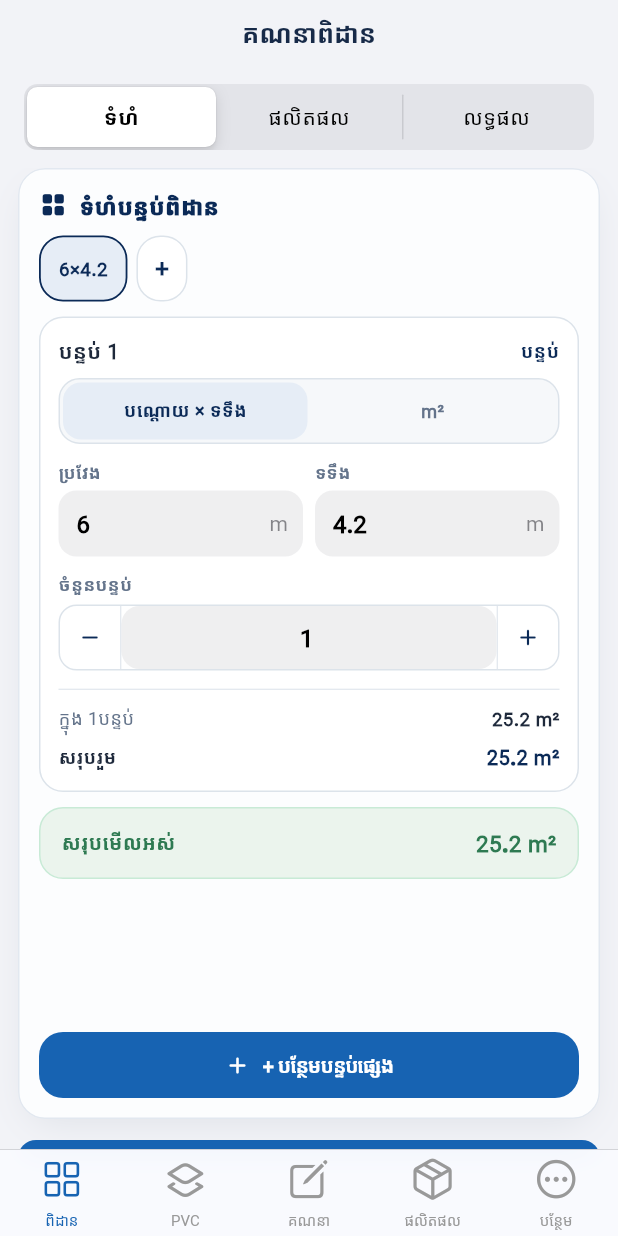
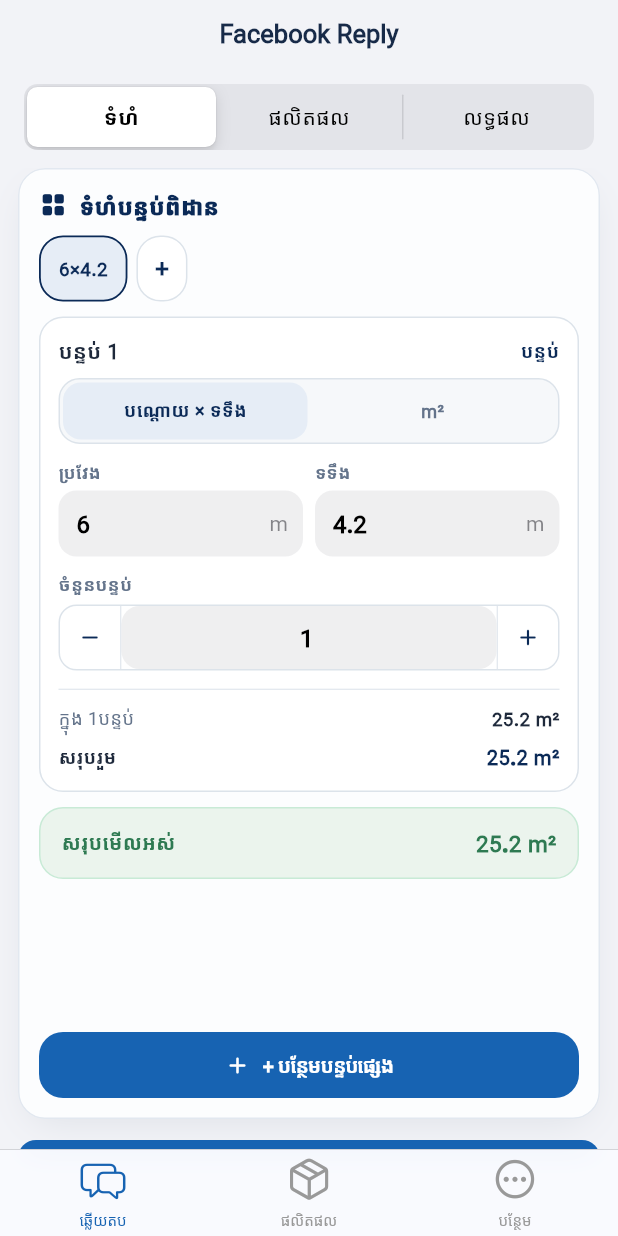
Before and after one commit to HoeunRaksa/MediaFlow, a Flutter app: the SellingDesktopShell screen opened directly, on a phone screen of 412 x 824 dp. Run offline on Flutter 3.47's test engine with Material 3 defaults, Android fonts, the phone set to English and light mode, and no system bars; our stand-ins replace pdf, printing, web; missing offline and left inert: clipboard, dart:ffi, file_selector.

Commit message:
Make mobile calculator a single-page flow

```diff
--- a/lib/core/ios/iphone_design.dart
+++ b/lib/core/ios/iphone_design.dart
@@ -195,21 +195,10 @@ class _IPhoneShellState extends State<IPhoneShell> {
               height: 58,
               items: const [
                 BottomNavigationBarItem(
-                  icon: Icon(CupertinoIcons.square_grid_2x2),
-                  label: 'ពិដាន',
+                  icon: Icon(CupertinoIcons.bubble_left_bubble_right),
+                  label: 'ឆ្លើយតប',
                 ),
-                BottomNavigationBarItem(
-                  icon: Icon(CupertinoIcons.layers),
-                  label: 'PVC',
-                ),
-                BottomNavigationBarItem(
-                  icon: Icon(CupertinoIcons.square_pencil),
-                  label: 'គណនា',
-                ),
-                BottomNavigationBarItem(
-                  icon: Icon(CupertinoIcons.cube_box),
-                  label: 'ផលិតផល',
-                ),
+                BottomNavigationBarItem(icon: Icon(CupertinoIcons.cube_box), label: 'ផលិតផល'),
                 BottomNavigationBarItem(
                   icon: Icon(CupertinoIcons.ellipsis_circle),
                   label: 'បន្ថែម',
@@ -217,15 +206,13 @@ class _IPhoneShellState extends State<IPhoneShell> {
               ],
             ),
             tabBuilder: (context, index) => CupertinoTabView(
-              builder: (context) => index == 4
+              builder: (context) => index == 2
                   ? Material(
                       type: MaterialType.transparency,
-                      child: widget.pages[index],
+                      child: widget.pages[index + 2],
                     )
                   : IPhonePage(
                       title: [
-                        'គណនាពិដាន',
-                        'គណនា PVC',
                         'Facebook Reply',
                         'ផលិតផល',
                         'បន្ថែម',
--- a/lib/features/materials/presentation/selling_desktop_shell.dart
+++ b/lib/features/materials/presentation/selling_desktop_shell.dart
@@ -84,11 +84,11 @@ class _SellingDesktopShellState extends State<SellingDesktopShell> {
     if (isIPhoneLayout(context)) {
       return IPhoneShell(
         initialIndex: switch (widget.initialDestination) {
-          SaleDestination.pvc => 1,
-          SaleDestination.workspace => 4,
-          SaleDestination.products => 3,
-          SaleDestination.appSettings => 4,
-          SaleDestination.facebookReply => 2,
+          SaleDestination.products => 1,
+          SaleDestination.appSettings => 2,
+          SaleDestination.facebookReply => 0,
+          SaleDestination.pvc => 0,
+          SaleDestination.workspace => 2,
           _ => 0,
         },
         pages: [
```
